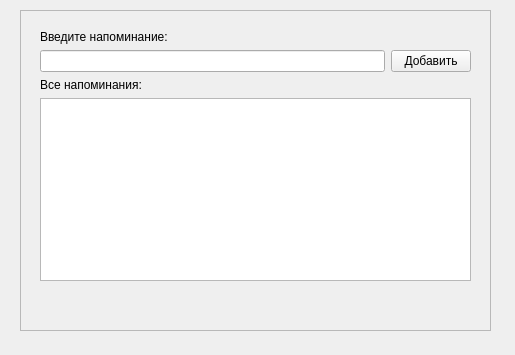
This is rsc/reminder.ui in Inna99/designerUI as Qt 5 draws it before an edit. The edited form follows.
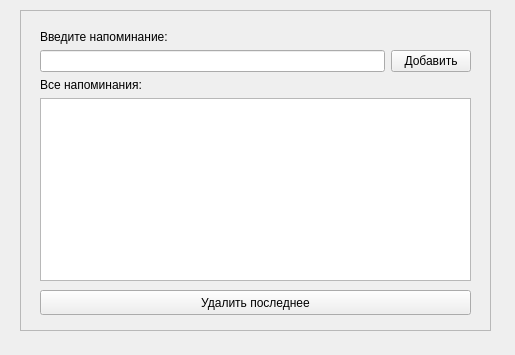
This is the edited form.

Commit message: app can delete last reminder

```diff
--- a/rsc/reminder.ui
+++ b/rsc/reminder.ui
@@ -68,6 +68,19 @@
       </item>
      </layout>
     </widget>
+    <widget class="QPushButton" name="delete_pushButton">
+     <property name="geometry">
+      <rect>
+       <x>20</x>
+       <y>280</y>
+       <width>431</width>
+       <height>25</height>
+      </rect>
+     </property>
+     <property name="text">
+      <string>Удалить последнее</string>
+     </property>
+    </widget>
    </widget>
   </widget>
  </widget>
```
The commit also changes 3 other files.
